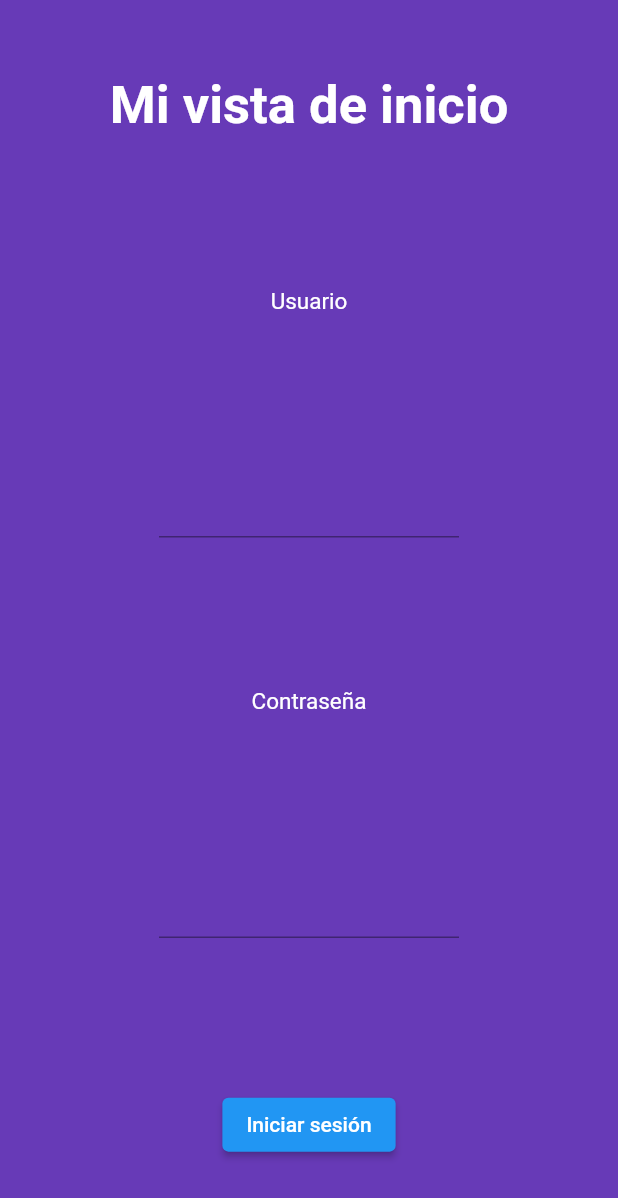
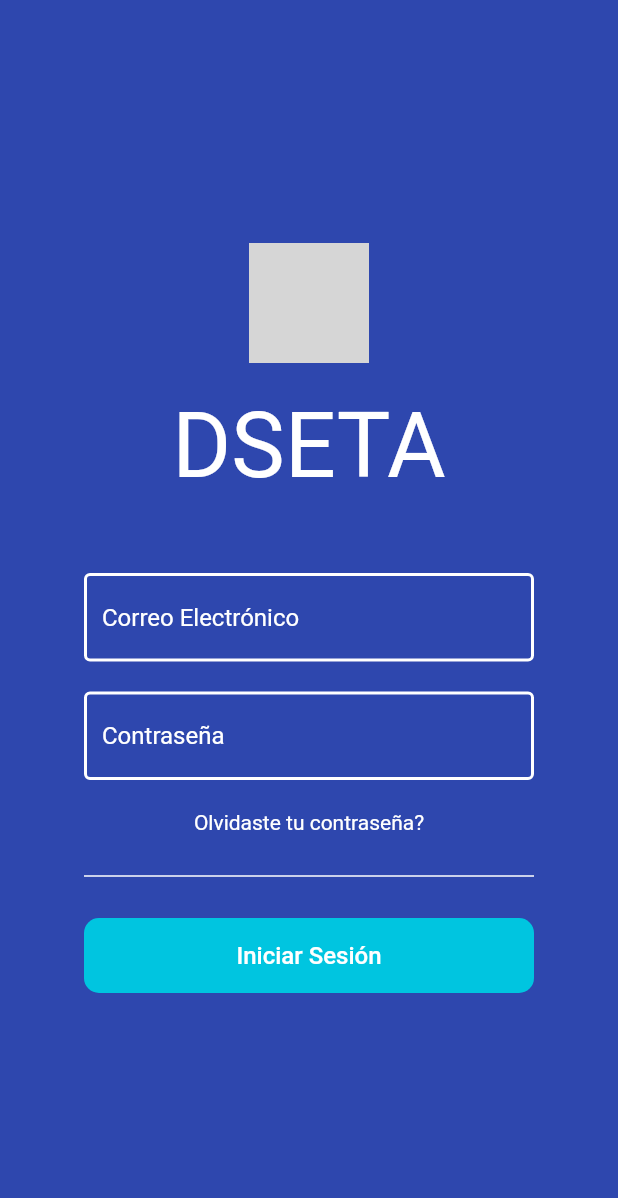
Before and after one commit to axensz/App_Transacciones, a Flutter app: the screen it shows after launch, on a phone screen of 412 x 824 dp. Shown: the top 1198 px of the screen. Run offline on Flutter 3.47's test engine with Material 2 defaults, Android fonts, the light colour scheme and no system bars; network calls fail; Roboto replaces fonts that are missing (manjari); grey boxes are pictures that could not be loaded.

Commit message:
InicioSesion y Registro

```diff
--- a/lib/main.dart
+++ b/lib/main.dart
@@ -1,22 +1,26 @@
 import 'package:flutter/material.dart';
 import 'package:intro_flutter/views/login_view.dart';
+import 'package:intro_flutter/views/registro_view.dart'; // <- Importar la vista de registro
 
 void main() {
   runApp(const MyApp());
 }
 
 class MyApp extends StatelessWidget {
-  const MyApp({super.key});
+  const MyApp({Key? key});
 
   @override
   Widget build(BuildContext context) {
     return MaterialApp(
       title: 'Flutter Demo',
       theme: ThemeData(
-
         primarySwatch: Colors.blue,
       ),
-      home: const LoginView(),
+      initialRoute: '/login',
+      routes: {
+        '/login': (context) => LoginPage(),
+        '/registro': (context) => RegisterPage(),
+      },
     );
   }
 }
--- a/lib/views/login_view.dart
+++ b/lib/views/login_view.dart
@@ -1,79 +1,126 @@
 import 'package:flutter/material.dart';
-import 'package:flutter/widgets.dart';
+import 'package:intro_flutter/views/registro_view.dart';
 
-class LoginView extends StatelessWidget{
-  const LoginView({super.key});
+class LoginPage extends StatelessWidget {
+  const LoginPage({super.key});
 
   @override
   Widget build(BuildContext context) {
-
     return Scaffold(
-      backgroundColor: Colors.deepPurple,
-      body: Column(
-        mainAxisAlignment: MainAxisAlignment.spaceAround,
-        children: [
-          const Center(
-            child: Text(
-              'Mi vista de inicio',
-              textAlign: TextAlign.center,
-              style: TextStyle(
-                color: Colors.white,
-                fontSize: 35,
-                fontWeight: FontWeight.bold
+      backgroundColor: const Color(0xFF2E47AE),
+      body: Center(
+        child: Column(
+          mainAxisAlignment: MainAxisAlignment.center,
+          children: [
+            SizedBox(
+              width: 300,
+              child: Column(
+                children: [
+                  Image.network(
+                    '../../assets/img/LOGO.png',
+                    width: 80,
+                    height: 80,
+                  ),
+                  const SizedBox(height: 20),
+                  const Text(
+                    'DSETA',
+                    style: TextStyle(
+                      color: Colors.white,
+                      fontSize: 60,
+                      fontFamily: 'manjari',
+                    ),
+                  ),
+                ],
               ),
             ),
-          ),
-          const Center(
-            child: Text(
-              'Usuario',
-              textAlign: TextAlign.center,
-              style: TextStyle(
-                color: Colors.white,
-                fontSize: 15,
-                fontWeight: FontWeight.normal
+            const SizedBox(height: 50),
+            SizedBox(
+              width: 300,
+              child: TextFormField(
+                decoration: const InputDecoration(
+                  hintText: 'Correo Electrónico',
+                  hintStyle: TextStyle(color: Colors.white),
+                  border: OutlineInputBorder(
+                    borderSide: BorderSide(
+                      color: Colors.white,
+                      width: 2,
+                    ),
+                  ),
+                  enabledBorder: OutlineInputBorder(
+                    borderSide: BorderSide(
+                      color: Colors.white,
+                      width: 2,
+                    ),
+                  ),
+                ),
+                style: const TextStyle(color: Colors.white),
               ),
             ),
-          ),
-          SizedBox(
-            width: 200,
-            child: TextFormField(
-              decoration: const InputDecoration(),
-              style: const TextStyle(
-                color: Colors.amber
+            const SizedBox(height: 20),
+            SizedBox(
+              width: 300,
+              child: TextFormField(
+                decoration: const InputDecoration(
+                  hintText: 'Contraseña',
+                  hintStyle: TextStyle(color: Colors.white),
+                  border: OutlineInputBorder(
+                    borderSide: BorderSide(
+                      color: Colors.white,
+                      width: 2,
+                    ),
+                  ),
+                  enabledBorder: OutlineInputBorder(
+                    borderSide: BorderSide(
+                      color: Colors.white,
+                      width: 2,
+                    ),
+                  ),
+                ),
+                obscureText: true,
+                style: const TextStyle(color: Colors.white),
               ),
             ),
-          ),
-          const Center(
-            child: Text(
-              'Contraseña',
-              textAlign: TextAlign.center,
-              style: TextStyle(
+            const SizedBox(height: 20),
+            const Text(
+              'Olvidaste tu contraseña?',
+              style: TextStyle(color: Colors.white),
+            ),
+            Container(
+              width: 300,
+              margin: const EdgeInsets.symmetric(vertical: 20),
+              child: const Divider(
                 color: Colors.white,
-                fontSize: 15,
-                fontWeight: FontWeight.normal
+                thickness: 1,
               ),
             ),
-          ),
-          SizedBox(
-            width: 200,
-            child: TextFormField(
-              decoration: const InputDecoration(),
-              style: const TextStyle(
-                color: Colors.amber
+            Container(
+              width: 300,
+              height: 50,
+              decoration: BoxDecoration(
+                borderRadius: BorderRadius.circular(10),
+                color: const Color(0xFF00C5E0),
+              ),
+              child: TextButton(
+                onPressed: () {
+                  Navigator.push(
+                    context,
+                    MaterialPageRoute(
+                      builder: (context) => const RegisterPage(),
+                    ),
+                  );
+                },
+                child: const Text(
+                  'Iniciar Sesión',
+                  style: TextStyle(
+                    color: Colors.white,
+                    fontSize: 16,
+                  ),
+                ),
               ),
             ),
-          ),
-          ElevatedButton(
-            onPressed: () {
-              Navigator.pop(context);
-              Navigator.push(
-                context, MaterialPageRoute(builder: (_) => Container()));
-            },
-             child: const Text('Iniciar sesión')),
-
-        ],
+          ],
+        ),
       ),
     );
   }
-
 }
```
Also changed, not shown: lib/views/registro_view.dart (added, +122 -0 lines), assets/img/LOGO.png (added).
